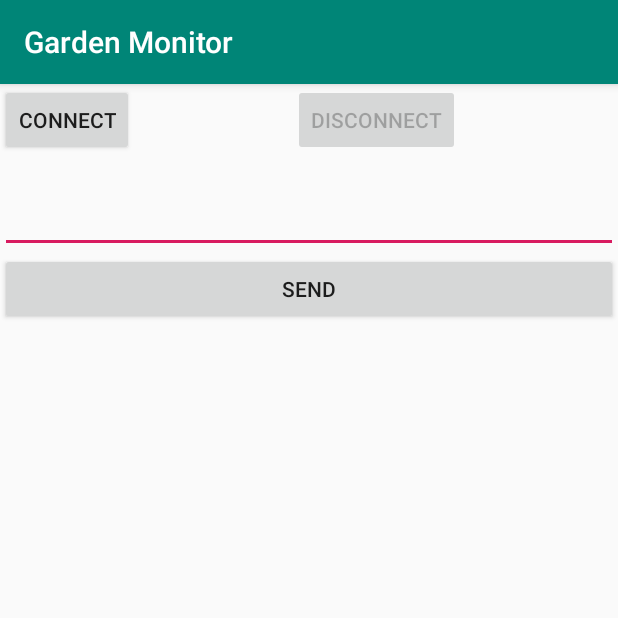
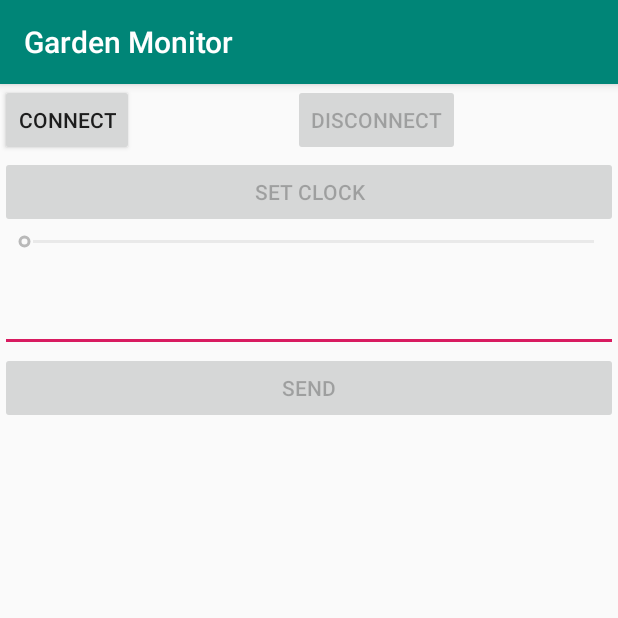
Before and after one commit to solvek/Garden-Monitor, an Android app: the screen it shows after launch (MainActivity), on a phone screen of 412 x 824 dp, the top half of it. Run offline under Robolectric (Android 15) with nearby library versions, the phone set to English and light mode, and no system bars; 1 statement that could not run was skipped.

Commit message:
Setting clock from android

```diff
--- a/GMonitorAndroid/app/src/main/java/com/solvek/gardenmonitor/MainActivity.kt
+++ b/GMonitorAndroid/app/src/main/java/com/solvek/gardenmonitor/MainActivity.kt
@@ -1,5 +1,6 @@
 package com.solvek.gardenmonitor
 
+import android.annotation.SuppressLint
 import android.bluetooth.BluetoothGattCharacteristic
 import android.bluetooth.BluetoothGattService
 import android.content.*
@@ -10,13 +11,14 @@ import android.util.Log
 import android.widget.Toast
 import com.redbear.chat.RBLService
 import kotlinx.android.synthetic.main.activity_main.*
+import java.text.SimpleDateFormat
 import java.util.*
 import kotlin.collections.HashMap
 
 
 class MainActivity : AppCompatActivity() {
     private var mBluetoothLeService: RBLService? = null
-    val mDeviceAddress = "F6:30:3E:A2:AF:0B"
+    private val mDeviceAddress = "F6:30:3E:A2:AF:0B"
 
     private val map = HashMap<UUID, BluetoothGattCharacteristic>()
 
@@ -27,6 +29,7 @@ class MainActivity : AppCompatActivity() {
         buttonConnect.setOnClickListener{mBluetoothLeService?.let {s ->  connect(s)}}
         buttonDisconnect.setOnClickListener{disconnect()}
         buttonSend.setOnClickListener{send()}
+        buttonTime.setOnClickListener{setClock()}
 
         val gattServiceIntent = Intent(this, RBLService::class.java)
         bindService(gattServiceIntent, mServiceConnection, Context.BIND_AUTO_CREATE)
@@ -82,6 +85,7 @@ class MainActivity : AppCompatActivity() {
         mBluetoothLeService?.readCharacteristic(characteristicRx)
     }
 
+    @SuppressLint("SetTextI18n")
     private fun handleBleInput(byteArray: ByteArray?) {
         if (byteArray == null) return
         val data = String(byteArray)
@@ -117,11 +121,23 @@ class MainActivity : AppCompatActivity() {
     private fun connectState(allowConnect: Boolean, allowDisconnect: Boolean){
         buttonConnect.isEnabled = allowConnect
         buttonDisconnect.isEnabled = allowDisconnect
+        buttonTime.isEnabled = allowDisconnect
+        buttonSend.isEnabled = allowDisconnect
+        sbBrightness.isEnabled = allowDisconnect
+    }
+
+    private fun setClock() {
+        send("#T${SimpleDateFormat("yyMMdduuHHmmss").format(Date())}")
     }
 
     private fun send(){
         val text = etSend.text.toString()
 
+        send(text)
+    }
+
+    private fun send(text: String){
+        Log.d(TAG, "Sending to device via BLE: $text")
         val b: Byte = 0x00
         val tmp = text.toByteArray()
         val tx = ByteArray(tmp.size + 1)
--- a/GMonitorAndroid/app/src/main/res/layout/activity_main.xml
+++ b/GMonitorAndroid/app/src/main/res/layout/activity_main.xml
@@ -27,12 +27,28 @@
         app:layout_constraintLeft_toRightOf="@+id/buttonConnect"
         app:layout_constraintTop_toTopOf="parent"
         app:layout_constraintHorizontal_weight="1"/>
+    <Button
+        android:id="@+id/buttonTime"
+        android:layout_width="match_parent"
+        android:layout_height="wrap_content"
+        android:enabled="false"
+        android:text="@string/set_clock"
+        app:layout_constraintRight_toRightOf="parent"
+        app:layout_constraintLeft_toLeftOf="parent"
+        app:layout_constraintTop_toBottomOf="@+id/buttonConnect"/>
+    <SeekBar
+        android:id="@+id/sbBrightness"
+        android:layout_width="match_parent"
+        android:layout_height="wrap_content"
+        android:min="0"
+        android:max="255"
+        app:layout_constraintTop_toBottomOf="@+id/buttonTime"/>
 
     <TextView
         android:id="@+id/tvTemperature"
         android:layout_width="match_parent"
         android:layout_height="wrap_content"
-        app:layout_constraintTop_toBottomOf="@+id/buttonConnect"/>
+        app:layout_constraintTop_toBottomOf="@+id/sbBrightness"/>
 
     <EditText
         android:id="@+id/etSend"
--- a/GMonitorAndroid/app/src/main/res/values/strings.xml
+++ b/GMonitorAndroid/app/src/main/res/values/strings.xml
@@ -4,4 +4,5 @@
     <string name="disconnect">Disconnect</string>
     <string name="send">Send</string>
     <string name="service_disconnected">Service disconnected. Restart the activity.</string>
+    <string name="set_clock">Set Clock</string>
 </resources>
```
